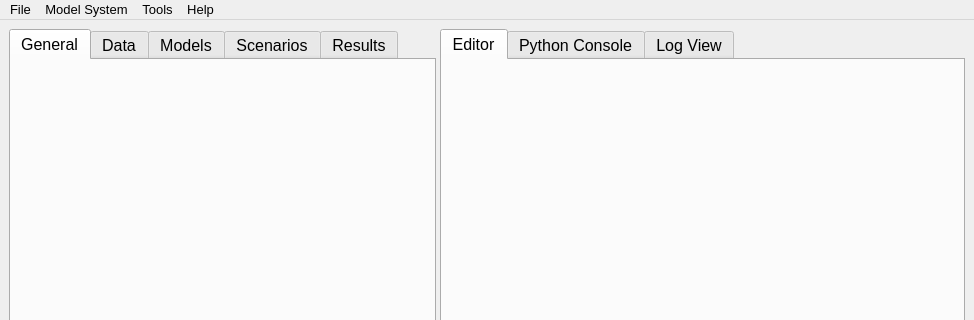
Old version of the form opus_gui/main/opusmain.ui in the repository psrc/urbansim; both pictures show x 0 to 974 and y 0 to 320 of the 974 by 707 pixel window.
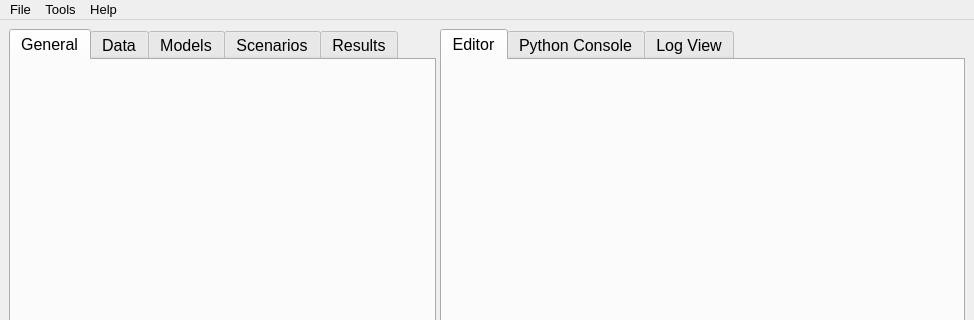
New version of the form. Icons and pictures are not drawn.

Commit message: moved 'view/edit expression library' to 'tools' menu, eliminated 'model system' menu

```diff
--- a/opus_gui/main/opusmain.ui
+++ b/opus_gui/main/opusmain.ui
@@ -220,16 +220,9 @@
     <addaction name="actionPython_View" />
     <addaction name="actionLog_View" />
     <addaction name="actionEditor_View" />
-    <addaction name="actionPreferences" />
-   </widget>
-   <widget class="QMenu" name="menuModel_System" >
-    <property name="title" >
-     <string>Model System</string>
-    </property>
     <addaction name="actionEdit_all_variables" />
    </widget>
    <addaction name="menuProject" />
-   <addaction name="menuModel_System" />
    <addaction name="menuUtilities" />
    <addaction name="menuHelp" />
   </widget>
```
Left out of the diff: 1 changed line with no effect on the pictures. The commit also changes 1 other file.
